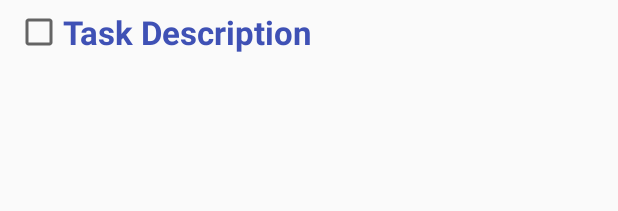
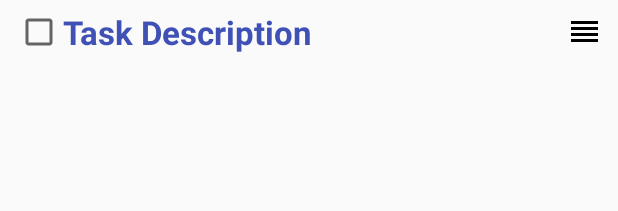
Before and after one commit to sheenanick/to-do-list-app, an Android app: the layout task_list_item.xml on its own in the app's theme, with its tools: preview values and no code run, on a phone screen of 412 x 824 dp. Shown: the top 211 px of the screen. Run offline under Robolectric (Android 15) with nearby library versions, the phone set to English and light mode, and no system bars.

Commit message:
add reorder icon to item layout

```diff
--- a/app/src/main/res/layout/task_list_item.xml
+++ b/app/src/main/res/layout/task_list_item.xml
@@ -23,8 +23,17 @@
         android:layout_gravity="center"
         android:textColor="@color/colorPrimary" />
 
-    <ImageView
+    <RelativeLayout
         android:layout_width="wrap_content"
-        android:layout_height="wrap_content" />
+        android:layout_height="match_parent">
+
+        <ImageView
+            android:layout_width="wrap_content"
+            android:layout_height="wrap_content"
+            android:layout_alignParentRight="true"
+            android:layout_centerVertical="true"
+            android:src="@drawable/ic_reorder_black_24dp"/>
+    </RelativeLayout>
+
 
 </LinearLayout>
```
